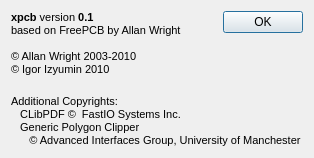
First picture: the form in AboutDialog.ui, repository igorizyumin/xpcb, before the edit.
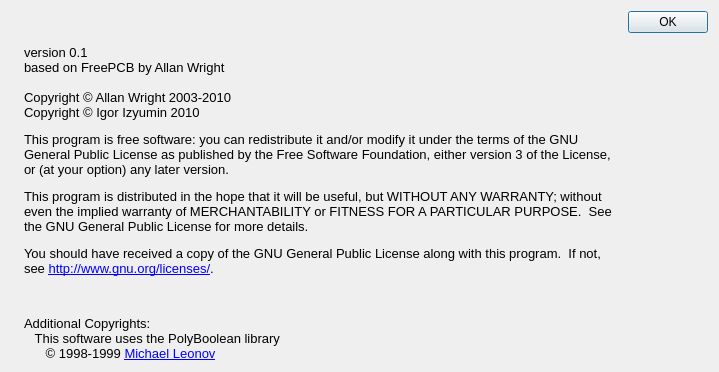
Second picture: the form after the edit. Icons and pictures are not drawn.

Diff of the .ui file:
```diff
--- a/AboutDialog.ui
+++ b/AboutDialog.ui
@@ -9,8 +9,8 @@
    <rect>
     <x>0</x>
     <y>0</y>
-    <width>314</width>
-    <height>154</height>
+    <width>719</width>
+    <height>372</height>
    </rect>
   </property>
   <property name="windowTitle">
@@ -24,7 +24,7 @@
    <bool>true</bool>
   </property>
   <layout class="QGridLayout" name="gridLayout">
-   <item row="0" column="0">
+   <item row="0" column="1">
     <widget class="QLabel" name="label_2">
      <property name="sizePolicy">
       <sizepolicy hsizetype="MinimumExpanding" vsizetype="MinimumExpanding">
@@ -39,17 +39,27 @@
       <string>&lt;!DOCTYPE HTML PUBLIC &quot;-//W3C//DTD HTML 4.0//EN&quot; &quot;http://www.w3.org/TR/REC-html40/strict.dtd&quot;&gt;
 &lt;html&gt;&lt;head&gt;&lt;meta name=&quot;qrichtext&quot; content=&quot;1&quot; /&gt;&lt;style type=&quot;text/css&quot;&gt;
 p, li { white-space: pre-wrap; }
-&lt;/style&gt;&lt;/head&gt;&lt;body style=&quot; font-family:'MS Shell Dlg 2'; font-size:8.25pt; font-weight:400; font-style:normal;&quot;&gt;
-&lt;p style=&quot; margin-top:0px; margin-bottom:0px; margin-left:0px; margin-right:0px; -qt-block-indent:0; text-indent:0px;&quot;&gt;&lt;span style=&quot; font-size:8pt; font-weight:600;&quot;&gt;xpcb&lt;/span&gt;&lt;span style=&quot; font-size:8pt;&quot;&gt; version &lt;/span&gt;&lt;span style=&quot; font-size:8pt; font-weight:600;&quot;&gt;0.1&lt;/span&gt;&lt;/p&gt;
-&lt;p style=&quot; margin-top:0px; margin-bottom:0px; margin-left:0px; margin-right:0px; -qt-block-indent:0; text-indent:0px;&quot;&gt;&lt;span style=&quot; font-size:8pt;&quot;&gt;based on FreePCB by Allan Wright&lt;/span&gt;&lt;/p&gt;
-&lt;p style=&quot;-qt-paragraph-type:empty; margin-top:0px; margin-bottom:0px; margin-left:0px; margin-right:0px; -qt-block-indent:0; text-indent:0px; font-size:8pt; font-weight:600;&quot;&gt;&lt;/p&gt;
-&lt;p style=&quot; margin-top:0px; margin-bottom:0px; margin-left:0px; margin-right:0px; -qt-block-indent:0; text-indent:0px;&quot;&gt;&lt;span style=&quot; font-size:8pt;&quot;&gt;© Allan Wright 2003-2010&lt;/span&gt;&lt;/p&gt;
-&lt;p style=&quot; margin-top:0px; margin-bottom:0px; margin-left:0px; margin-right:0px; -qt-block-indent:0; text-indent:0px;&quot;&gt;&lt;span style=&quot; font-size:8pt;&quot;&gt;© Igor Izyumin 2010&lt;/span&gt;&lt;/p&gt;
-&lt;p style=&quot;-qt-paragraph-type:empty; margin-top:0px; margin-bottom:0px; margin-left:0px; margin-right:0px; -qt-block-indent:0; text-indent:0px; font-size:8pt;&quot;&gt;&lt;/p&gt;&lt;/body&gt;&lt;/html&gt;</string>
+&lt;/style&gt;&lt;/head&gt;&lt;body style=&quot; font-family:'Sans'; font-size:10pt; font-weight:400; font-style:normal;&quot;&gt;
+&lt;table border=&quot;0&quot; style=&quot;-qt-table-type: root; margin-top:4px; margin-bottom:4px; margin-left:4px; margin-right:4px;&quot;&gt;
+&lt;tr&gt;
+&lt;td style=&quot;border: none;&quot;&gt;
+&lt;p style=&quot; margin-top:0px; margin-bottom:0px; margin-left:0px; margin-right:0px; -qt-block-indent:0; text-indent:0px;&quot;&gt;version 0.1&lt;br /&gt;based on FreePCB by Allan Wright&lt;/p&gt;
+&lt;p style=&quot;-qt-paragraph-type:empty; margin-top:0px; margin-bottom:0px; margin-left:0px; margin-right:0px; -qt-block-indent:0; text-indent:0px; font-family:'MS Shell Dlg 2'; font-weight:600;&quot;&gt;&lt;/p&gt;
+&lt;p style=&quot; margin-top:0px; margin-bottom:0px; margin-left:0px; margin-right:0px; -qt-block-indent:0; text-indent:0px;&quot;&gt;&lt;span style=&quot; font-family:'MS Shell Dlg 2';&quot;&gt;Copyright © Allan Wright 2003-2010&lt;/span&gt;&lt;/p&gt;
+&lt;p style=&quot; margin-top:0px; margin-bottom:0px; margin-left:0px; margin-right:0px; -qt-block-indent:0; text-indent:0px;&quot;&gt;&lt;span style=&quot; font-family:'MS Shell Dlg 2';&quot;&gt;Copyright © Igor Izyumin 2010&lt;/span&gt;&lt;/p&gt;
+&lt;p style=&quot; margin-top:12px; margin-bottom:12px; margin-left:0px; margin-right:0px; -qt-block-indent:0; text-indent:0px;&quot;&gt;This program is free software: you can redistribute it and/or modify it under the terms of the GNU General Public License as published by the Free Software Foundation, either version 3 of the License, or (at your option) any later version.&lt;/p&gt;
+&lt;p style=&quot; margin-top:12px; margin-bottom:12px; margin-left:0px; margin-right:0px; -qt-block-indent:0; text-indent:0px;&quot;&gt;This program is distributed in the hope that it will be useful, but WITHOUT ANY WARRANTY; without even the implied warranty of MERCHANTABILITY or FITNESS FOR A PARTICULAR PURPOSE.  See the GNU General Public License for more details.&lt;/p&gt;
+&lt;p style=&quot; margin-top:12px; margin-bottom:12px; margin-left:0px; margin-right:0px; -qt-block-indent:0; text-indent:0px;&quot;&gt;You should have received a copy of the GNU General Public License along with this program.  If not, see &lt;a href=&quot;http://www.gnu.org/licenses/&quot;&gt;&lt;span style=&quot; text-decoration: underline; color:#0000ff;&quot;&gt;http://www.gnu.org/licenses/&lt;/span&gt;&lt;/a&gt;.&lt;/p&gt;&lt;/td&gt;&lt;/tr&gt;&lt;/table&gt;&lt;/body&gt;&lt;/html&gt;</string>
+     </property>
+     <property name="textFormat">
+      <enum>Qt::RichText</enum>
+     </property>
+     <property name="wordWrap">
+      <bool>true</bool>
      </property>
     </widget>
    </item>
-   <item row="0" column="1">
+   <item row="0" column="2">
     <widget class="QDialogButtonBox" name="buttonBox">
      <property name="orientation">
       <enum>Qt::Vertical</enum>
@@ -59,17 +69,32 @@
      </property>
     </widget>
    </item>
-   <item row="1" column="0" colspan="2">
+   <item row="1" column="1">
     <widget class="QLabel" name="label_3">
      <property name="text">
       <string>&lt;!DOCTYPE HTML PUBLIC &quot;-//W3C//DTD HTML 4.0//EN&quot; &quot;http://www.w3.org/TR/REC-html40/strict.dtd&quot;&gt;
 &lt;html&gt;&lt;head&gt;&lt;meta name=&quot;qrichtext&quot; content=&quot;1&quot; /&gt;&lt;style type=&quot;text/css&quot;&gt;
 p, li { white-space: pre-wrap; }
-&lt;/style&gt;&lt;/head&gt;&lt;body style=&quot; font-family:'MS Shell Dlg 2'; font-size:8.25pt; font-weight:400; font-style:normal;&quot;&gt;
-&lt;p style=&quot; margin-top:0px; margin-bottom:0px; margin-left:0px; margin-right:0px; -qt-block-indent:0; text-indent:0px;&quot;&gt;&lt;span style=&quot; font-size:8pt;&quot;&gt;Additional Copyrights:&lt;/span&gt;&lt;/p&gt;
-&lt;p style=&quot; margin-top:0px; margin-bottom:0px; margin-left:0px; margin-right:0px; -qt-block-indent:0; text-indent:0px;&quot;&gt;&lt;span style=&quot; font-size:8pt;&quot;&gt;   CLibPDF ©  FastIO Systems Inc.&lt;/span&gt;&lt;/p&gt;
-&lt;p style=&quot; margin-top:0px; margin-bottom:0px; margin-left:0px; margin-right:0px; -qt-block-indent:0; text-indent:0px;&quot;&gt;&lt;span style=&quot; font-size:8pt;&quot;&gt;   Generic Polygon Clipper &lt;/span&gt;&lt;/p&gt;
-&lt;p style=&quot; margin-top:0px; margin-bottom:0px; margin-left:0px; margin-right:0px; -qt-block-indent:0; text-indent:0px;&quot;&gt;&lt;span style=&quot; font-size:8pt;&quot;&gt;      © Advanced Interfaces Group, University of Manchester&lt;/span&gt;&lt;/p&gt;&lt;/body&gt;&lt;/html&gt;</string>
+&lt;/style&gt;&lt;/head&gt;&lt;body style=&quot; font-family:'Sans'; font-size:10pt; font-weight:400; font-style:normal;&quot;&gt;
+&lt;table style=&quot;-qt-table-type: root; margin-top:4px; margin-bottom:4px; margin-left:4px; margin-right:4px;&quot;&gt;
+&lt;tr&gt;
+&lt;td style=&quot;border: none;&quot;&gt;
+&lt;p style=&quot; margin-top:0px; margin-bottom:0px; margin-left:0px; margin-right:0px; -qt-block-indent:0; text-indent:0px;&quot;&gt;&lt;span style=&quot; font-family:'MS Shell Dlg 2';&quot;&gt;Additional Copyrights:&lt;/span&gt;&lt;/p&gt;
+&lt;p style=&quot; margin-top:0px; margin-bottom:0px; margin-left:0px; margin-right:0px; -qt-block-indent:0; text-indent:0px;&quot;&gt;&lt;span style=&quot; font-family:'MS Shell Dlg 2';&quot;&gt;   &lt;/span&gt;&lt;span style=&quot; font-family:'MS Shell Dlg 2';&quot;&gt;This softw&lt;/span&gt;&lt;span style=&quot; font-family:'MS Shell Dlg 2';&quot;&gt;are uses the &lt;/span&gt;&lt;span style=&quot; font-family:'MS Shell Dlg 2';&quot;&gt;PolyBoolean &lt;/span&gt;&lt;span style=&quot; font-family:'MS Shell Dlg 2';&quot;&gt;library&lt;/span&gt;&lt;/p&gt;
+&lt;p style=&quot; margin-top:0px; margin-bottom:0px; margin-left:0px; margin-right:0px; -qt-block-indent:0; text-indent:0px;&quot;&gt;&lt;span style=&quot; font-family:'MS Shell Dlg 2';&quot;&gt;      © &lt;/span&gt;&lt;span style=&quot; font-family:'MS Shell Dlg 2';&quot;&gt;1998-1999 &lt;/span&gt;&lt;a href=&quot;http://www.complex-a5.ru/polyboolean/contacts.html#leonov&quot;&gt;&lt;span style=&quot; text-decoration: underline; color:#0000ff;&quot;&gt;Michael Leonov&lt;/span&gt;&lt;/a&gt;&lt;/p&gt;&lt;/td&gt;&lt;/tr&gt;&lt;/table&gt;&lt;/body&gt;&lt;/html&gt;</string>
+     </property>
+     <property name="alignment">
+      <set>Qt::AlignLeading|Qt::AlignLeft|Qt::AlignTop</set>
+     </property>
+    </widget>
+   </item>
+   <item row="0" column="0">
+    <widget class="QLabel" name="label">
+     <property name="text">
+      <string/>
+     </property>
+     <property name="pixmap">
+      <pixmap resource="qtfreepcb.qrc">:/QtFreePCB/xpcb.png</pixmap>
      </property>
      <property name="alignment">
       <set>Qt::AlignLeading|Qt::AlignLeft|Qt::AlignTop</set>
```
Left out of the diff: 6 changed lines with no effect on the pictures.
